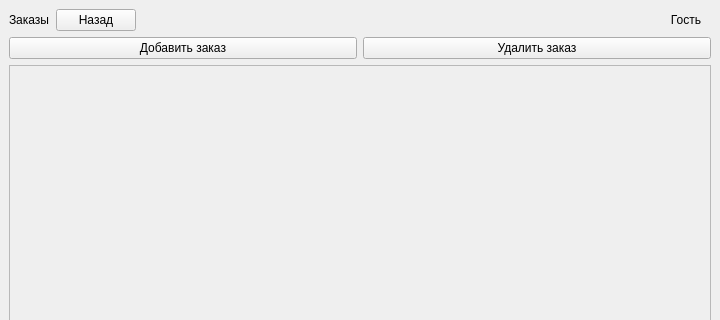
Oxxy63m/demka2, file UI/orders_list.ui: the form before one commit; both pictures show x 0 to 720 and y 0 to 320 of the 720 by 520 pixel window.
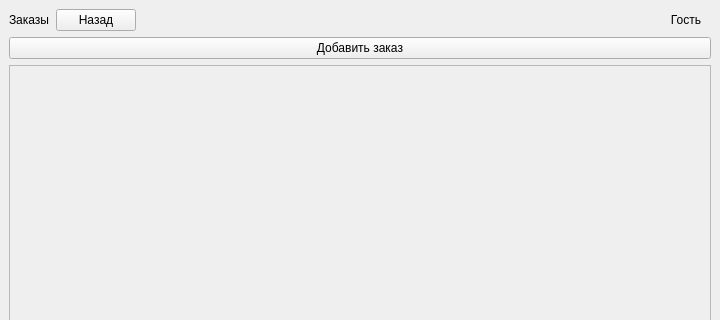
The form after the commit.

The edit to the form file:
```diff
--- a/UI/orders_list.ui
+++ b/UI/orders_list.ui
@@ -21,8 +21,17 @@
     </item>
     <item>
      <layout class="QHBoxLayout" name="row_buttons">
-      <item><widget class="QPushButton" name="btn_add"><property name="text"><string>Добавить заказ</string></property></widget></item>
-      <item><widget class="QPushButton" name="btn_del"><property name="text"><string>Удалить заказ</string></property></widget></item>
+      <item>
+       <widget class="QPushButton" name="btn_add">
+        <property name="sizePolicy">
+         <sizepolicy hsizetype="Expanding" vsizetype="Fixed">
+          <horstretch>0</horstretch>
+          <verstretch>0</verstretch>
+         </sizepolicy>
+        </property>
+        <property name="text"><string>Добавить заказ</string></property>
+       </widget>
+      </item>
      </layout>
     </item>
     <item>
```
Left out of the diff: 3 changed lines with no effect on the pictures.
